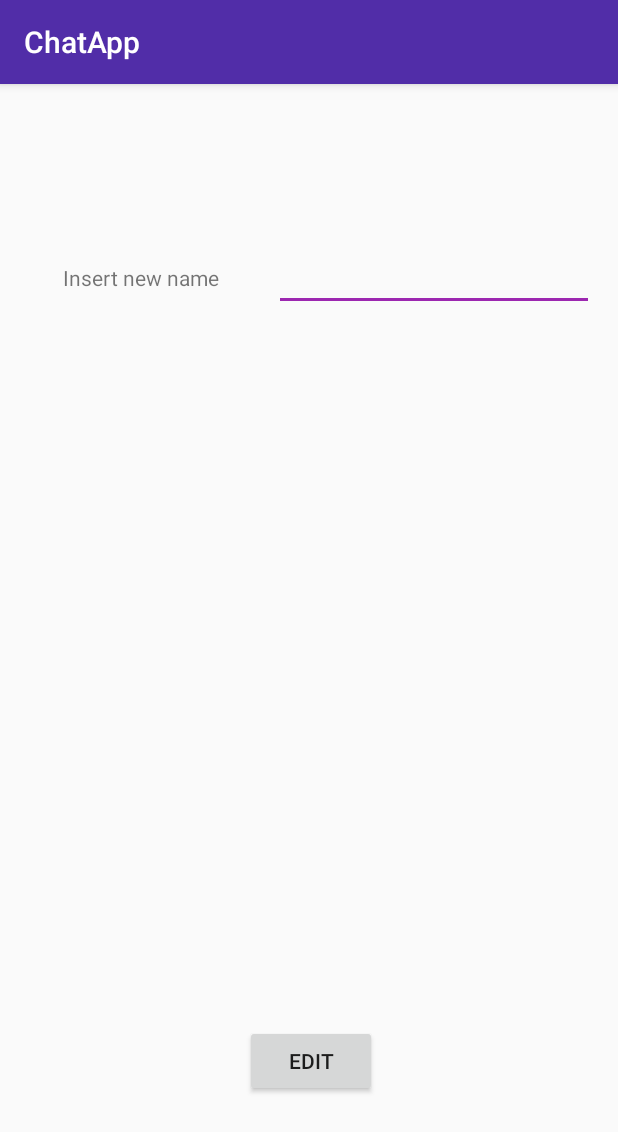
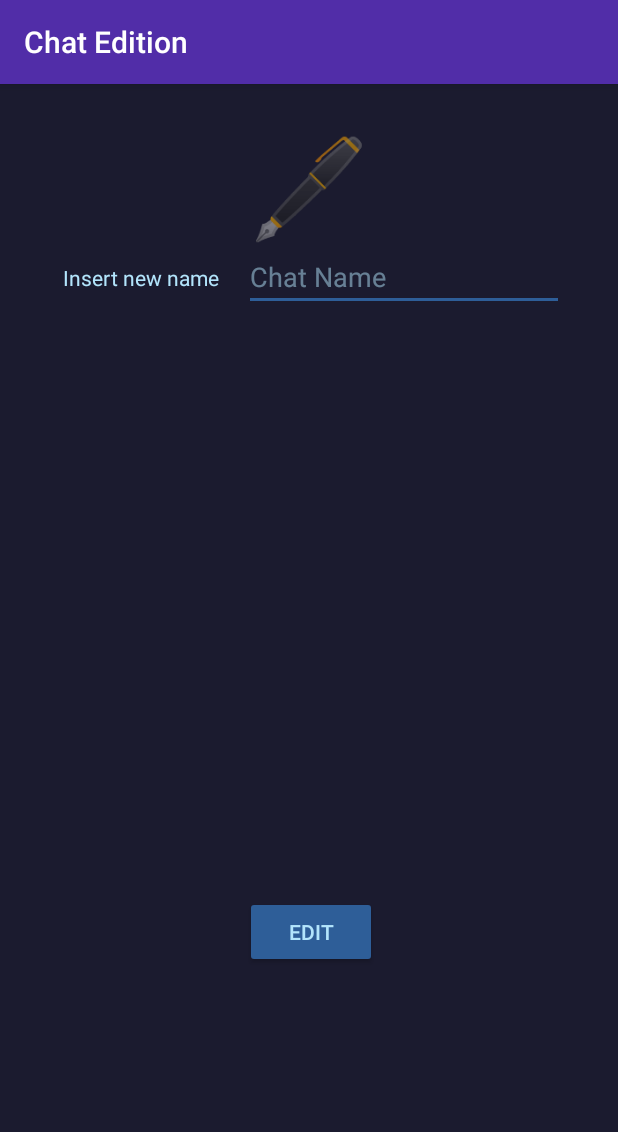
Before and after one commit to i-rme/Android-Group-Chat, an Android app: the EditChatActivity screen opened directly, with no data from a screen before it, on a phone screen of 412 x 824 dp. Shown: the top 1132 px of the screen. Run offline under Robolectric (Android 15) with nearby library versions, the phone set to English and light mode, and no system bars; our stand-ins replace Firebase (no records; nobody signed in at launch, a user with empty details on screens opened directly).

Commit message:
Design and small tweaks
Titles and so on

```diff
--- a/app/src/main/java/com/example/chatapp/ChatDetailActivity.kt
+++ b/app/src/main/java/com/example/chatapp/ChatDetailActivity.kt
@@ -18,6 +18,7 @@ class ChatDetailActivity : AppCompatActivity() {
     override fun onCreate(savedInstanceState: Bundle?) {
 
         val chatId = intent.getStringExtra("Chat_ID")
+        val chatName = intent.getStringExtra("Chat_Name")
 
         super.onCreate(savedInstanceState)
         setContentView(R.layout.activity_detail_chat)
@@ -25,6 +26,10 @@ class ChatDetailActivity : AppCompatActivity() {
         val db = FirebaseDatabase.getInstance().getReference("messages").child(chatId)
         val eventListener = object : ValueEventListener {
             override fun onDataChange(p0: DataSnapshot) {
+
+                getActionBar()?.setTitle(chatName);
+                getSupportActionBar()?.setTitle(chatName);  // provide compatibility
+
                 ChatProvider.messageList.clear()
                 for (postSnapshot in p0.children) {
                     val messageMap = postSnapshot.getValue() as Map<String, String>
--- a/app/src/main/java/com/example/chatapp/ChatListActivity.kt
+++ b/app/src/main/java/com/example/chatapp/ChatListActivity.kt
@@ -17,7 +17,11 @@ class ChatListActivity : AppCompatActivity() {
     override fun onCreate(savedInstanceState: Bundle?) {
         super.onCreate(savedInstanceState)
         setContentView(R.layout.activity_chat_list)
+
         setSupportActionBar(toolbar)
+
+        getActionBar()?.setTitle("Chat List");
+        getSupportActionBar()?.setTitle("Chat List");  // provide compatibility
 
         fab.setOnClickListener { view ->
             val intent = Intent(this, CreateChatActivity::class.java)
@@ -50,6 +54,7 @@ class ChatListActivity : AppCompatActivity() {
         lvChatList.setOnItemClickListener{parent, view, position, id ->
             val intent = Intent(this, ChatDetailActivity::class.java)
             intent.putExtra("Chat_ID", ChatListProvider.chatList.get(position).id)
+            intent.putExtra("Chat_Name", ChatListProvider.chatList.get(position).chatName)
             startActivity(intent)
         }
 
@@ -58,6 +63,7 @@ class ChatListActivity : AppCompatActivity() {
         lvChatList.setOnItemLongClickListener{ parent, view, position, _ ->
             val intent = Intent(this, EditChatActivity::class.java)
             intent.putExtra("Chat_ID", ChatListProvider.chatList.get(position).id)
+            intent.putExtra("Chat_Name", ChatListProvider.chatList.get(position).chatName)
             startActivity(intent)
             return@setOnItemLongClickListener true
         }
--- a/app/src/main/java/com/example/chatapp/CustomArrayAdapterUser.kt
+++ b/app/src/main/java/com/example/chatapp/CustomArrayAdapterUser.kt
@@ -42,7 +42,7 @@ class CustomArrayAdapterUser : ArrayAdapter<User> {
             val value = getItem(position)
             val holder = view!!.tag as ViewHolder
             holder.text1.text = "Username: ${value!!.username}"
-            holder.text2.text = "Age ${value!!.age}"
+            holder.text2.text = "Age: ${value!!.age}"
             //Log.d("ADAPTER GET VIEW", value!!.)
             return view
         }
--- a/app/src/main/java/com/example/chatapp/EditChatActivity.kt
+++ b/app/src/main/java/com/example/chatapp/EditChatActivity.kt
@@ -17,6 +17,9 @@ class EditChatActivity : AppCompatActivity() {
     override fun onCreate(savedInstanceState: Bundle?) {
         super.onCreate(savedInstanceState)
         setContentView(R.layout.activity_edit_chat)
+
+        getActionBar()?.setTitle("Chat Edition");
+        getSupportActionBar()?.setTitle("Chat Edition");  // provide compatibility
 
         val db = Firebase.firestore
         val allUsers = mutableListOf<User>()
@@ -44,12 +47,12 @@ class EditChatActivity : AppCompatActivity() {
             if (!chatUsers.contains(allUsers[position])) {
                 chatUsers.add(allUsers[position])
 
-                val toast = Toast.makeText(
-                    applicationContext,
-                    "User: " + allUsers[position].username + " added",
-                    Toast.LENGTH_SHORT
-                )
-                toast.show()
+//                val toast = Toast.makeText(
+//                    applicationContext,
+//                    "User: " + allUsers[position].username + " added",
+//                    Toast.LENGTH_SHORT
+//                )
+//                toast.show()
             } else {
                 val toast1 =
                     Toast.makeText(applicationContext, "User already added", Toast.LENGTH_SHORT)
--- a/app/src/main/java/com/example/chatapp/RegisterActivity.kt
+++ b/app/src/main/java/com/example/chatapp/RegisterActivity.kt
@@ -16,6 +16,9 @@ class RegisterActivity : AppCompatActivity() {
     override fun onCreate(savedInstanceState: Bundle?) {
         super.onCreate(savedInstanceState)
         setContentView(R.layout.activity_register)
+
+        getActionBar()?.setTitle("Registration");
+        getSupportActionBar()?.setTitle("Registration");  // provide compatibility
 
         btnSubmit.setOnClickListener() {
             register(etUsername.text.toString(), etPassword.text.toString(), etAge.text.toString().toInt())
--- a/app/src/main/res/layout/activity_detail_chat.xml
+++ b/app/src/main/res/layout/activity_detail_chat.xml
@@ -11,6 +11,8 @@
         android:id="@+id/lvDetailChat"
         android:layout_width="0dp"
         android:layout_height="0dp"
+        android:layout_marginStart="2dp"
+        android:layout_marginEnd="2dp"
         android:layout_marginBottom="48dp"
         android:divider="#FFCC00"
         android:dividerHeight="0px"
@@ -32,7 +34,8 @@
         app:layout_constraintStart_toStartOf="parent"
         app:layout_constraintTop_toBottomOf="@+id/lvDetailChat"
         android:backgroundTint="#2E5E98"
-        android:textColor="#B3E5FC"/>
+        android:textColor="#B3E5FC"
+        android:textColorHint="#80B3E5FC"/>
 
     <ImageButton
         android:id="@+id/btnSend"
--- a/app/src/main/res/layout/activity_edit_chat.xml
+++ b/app/src/main/res/layout/activity_edit_chat.xml
@@ -4,7 +4,19 @@
     xmlns:tools="http://schemas.android.com/tools"
     android:layout_width="match_parent"
     android:layout_height="match_parent"
+    android:background="#1b1b2f"
     tools:context=".EditChatActivity">
+
+    <TextView
+        android:id="@+id/tvEmoji"
+        android:layout_width="wrap_content"
+        android:layout_height="wrap_content"
+        android:layout_marginTop="24dp"
+        android:text="🖋️"
+        android:textSize="64sp"
+        app:layout_constraintEnd_toEndOf="parent"
+        app:layout_constraintStart_toStartOf="parent"
+        app:layout_constraintTop_toTopOf="parent" />
 
     <TextView
         android:id="@+id/tvEditName"
@@ -14,16 +26,21 @@
         android:layout_marginTop="119dp"
         android:text="Insert new name"
         app:layout_constraintStart_toStartOf="parent"
-        app:layout_constraintTop_toTopOf="parent" />
+        app:layout_constraintTop_toTopOf="parent"
+        android:textColor="#B3E5FC"/>
 
     <EditText
         android:id="@+id/etEditName"
         android:layout_width="wrap_content"
         android:layout_height="wrap_content"
         android:layout_marginTop="106dp"
-        android:layout_marginEnd="16dp"
+        android:layout_marginEnd="36dp"
+        android:backgroundTint="#2E5E98"
         android:ems="10"
+        android:hint="Chat Name"
         android:inputType="textPersonName"
+        android:textColor="#B3E5FC"
+        android:textColorHint="#80B3E5FC"
         app:layout_constraintEnd_toEndOf="parent"
         app:layout_constraintTop_toTopOf="parent" />
 
@@ -37,15 +54,17 @@
         android:text="Edit"
         app:layout_constraintEnd_toEndOf="parent"
         app:layout_constraintStart_toStartOf="parent"
-        app:layout_constraintTop_toBottomOf="@+id/lvEdit" />
+        app:layout_constraintTop_toBottomOf="@+id/lvEdit"
+        android:backgroundTint="#2E5E98"
+        android:textColor="#B3E5FC"/>
 
     <ListView
         android:id="@+id/lvEdit"
-        android:layout_width="409dp"
-        android:layout_height="420dp"
-        android:layout_marginStart="1dp"
-        android:layout_marginTop="36dp"
-        android:layout_marginEnd="1dp"
+        android:layout_width="0dp"
+        android:layout_height="350dp"
+        android:layout_marginStart="64dp"
+        android:layout_marginTop="20dp"
+        android:layout_marginEnd="32dp"
         android:layout_marginBottom="20dp"
         app:layout_constraintBottom_toTopOf="@+id/btnEdit"
         app:layout_constraintEnd_toEndOf="parent"
--- a/app/src/main/res/layout/activity_login.xml
+++ b/app/src/main/res/layout/activity_login.xml
@@ -32,7 +32,8 @@
         app:layout_constraintStart_toStartOf="parent"
         app:layout_constraintTop_toTopOf="parent"
         android:backgroundTint="#2E5E98"
-        android:textColor="#B3E5FC"/>
+        android:textColor="#B3E5FC"
+        android:textColorHint="#80B3E5FC"/>
 
     <EditText
         android:id="@+id/etPassword"
@@ -48,7 +49,8 @@
         app:layout_constraintStart_toStartOf="parent"
         app:layout_constraintTop_toBottomOf="@+id/etUsername"
         android:backgroundTint="#2E5E98"
-        android:textColor="#B3E5FC"/>
+        android:textColor="#B3E5FC"
+        android:textColorHint="#80B3E5FC"/>
 
     <TextView
         android:id="@+id/tvMain"
--- a/app/src/main/res/layout/row_element.xml
+++ b/app/src/main/res/layout/row_element.xml
@@ -9,11 +9,13 @@
         android:layout_width="0in"
         android:layout_height="wrap_content"
         android:layout_weight="5"
-        android:id="@+id/text1"/>
+        android:id="@+id/text1"
+        android:textColor="#B3E5FC"/>
 
     <TextView
         android:layout_width="0in"
         android:layout_height="wrap_content"
         android:layout_weight="5"
-        android:id="@+id/text2"/>
+        android:id="@+id/text2"
+        android:textColor="#B3E5FC"/>
 </LinearLayout>
```
Also changed, not shown: app/src/main/java/com/example/chatapp/CreateChatActivity.kt (+9 -6 lines), app/src/main/res/layout/activity_create_chat.xml (+25 -4 lines).
